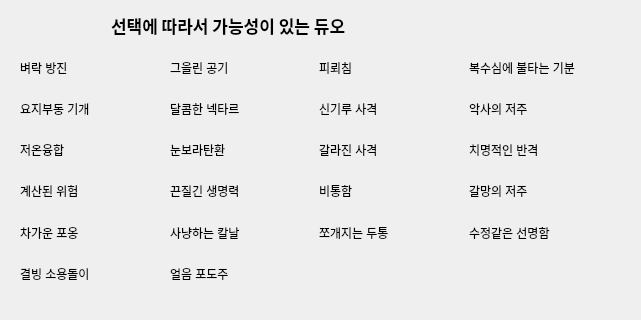
Qt form hades.ui (dionysus11-source/hades_app_2020) before a commit; both pictures show x 159 to 800 and y 0 to 320 of the 800 by 932 pixel window.
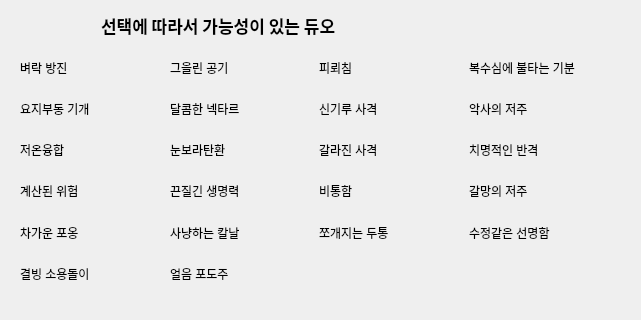
The same form after that commit.

```diff
--- a/hades.ui
+++ b/hades.ui
@@ -418,9 +418,9 @@
    <widget class="QLabel" name="label_7">
     <property name="geometry">
      <rect>
-      <x>270</x>
+      <x>260</x>
       <y>10</y>
-      <width>471</width>
+      <width>281</width>
       <height>31</height>
      </rect>
     </property>
```
Left out of the diff: 27 changed lines with no effect on the pictures.
